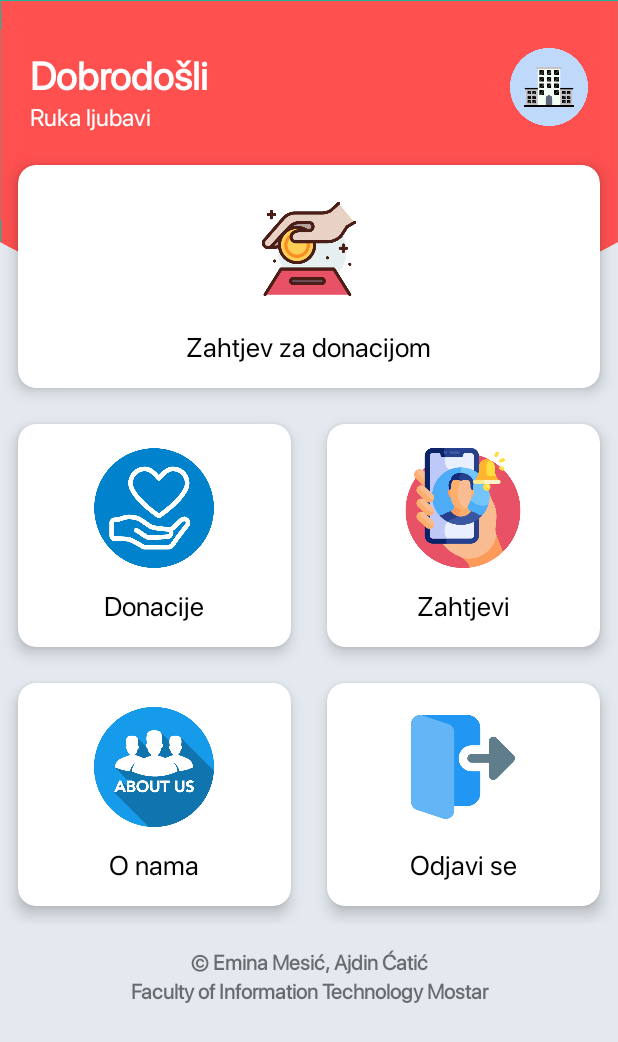
After one commit to Eminaa97/RukaLjubavi, an Android app: the BenefiktorHomePageActivity screen opened directly, with no data from a screen before it, on a phone screen of 412 x 824 dp. The commit adds this screen. Shown: the top 1042 px of the screen. Run offline under Robolectric (Android 15) with nearby library versions, the phone set to English and light mode, and no system bars.

Commit message:
benefiktor home page

```diff
--- a/RukaLjubavi.Android/app/src/main/AndroidManifest.xml
+++ b/RukaLjubavi.Android/app/src/main/AndroidManifest.xml
@@ -11,7 +11,8 @@
         android:roundIcon="@mipmap/ic_launcher_round"
         android:supportsRtl="true"
         android:theme="@style/AppTheme">
-        <activity android:name=".DonatorProfilActivity"></activity>
+        <activity android:name=".BenefiktorHomePageActivity"></activity>
+        <activity android:name=".DonatorProfilActivity" />
         <activity android:name=".AlertDialog" />
         <activity android:name=".Services.AlertDialog" />
         <activity
--- /dev/null
+++ b/RukaLjubavi.Android/app/src/main/java/com/fit/ba/rukaljubavi/BenefiktorHomePageActivity.kt
@@ -0,0 +1,11 @@
+package com.fit.ba.rukaljubavi
+
+import androidx.appcompat.app.AppCompatActivity
+import android.os.Bundle
+
+class BenefiktorHomePageActivity : AppCompatActivity() {
+    override fun onCreate(savedInstanceState: Bundle?) {
+        super.onCreate(savedInstanceState)
+        setContentView(R.layout.activity_benefiktor_home_page)
+    }
+}
--- /dev/null
+++ b/RukaLjubavi.Android/app/src/main/java/com/fit/ba/rukaljubavi/Models/LogiraniUser.kt
@@ -0,0 +1,4 @@
+package com.fit.ba.rukaljubavi.Models
+
+class LogiraniUser(var id: Int, var token: String, var tipKorisnika: Int) {
+}
--- a/RukaLjubavi.Android/app/src/main/java/com/fit/ba/rukaljubavi/PrijavaActivity.kt
+++ b/RukaLjubavi.Android/app/src/main/java/com/fit/ba/rukaljubavi/PrijavaActivity.kt
@@ -4,6 +4,7 @@ import android.content.Intent
 import androidx.appcompat.app.AppCompatActivity
 import android.os.Bundle
 import android.widget.Toast
+import com.fit.ba.rukaljubavi.Models.LogiraniUser
 import com.fit.ba.rukaljubavi.Requests.PrijavaRequest
 import com.fit.ba.rukaljubavi.Services.APIService
 import com.fit.ba.rukaljubavi.Services.PrijavaService
@@ -56,18 +57,26 @@ class PrijavaActivity : AppCompatActivity() {
             loading.startLoadingDialog()
 
             val requestCall = service.login(login)
-            requestCall.enqueue(object : Callback<Unit> {
-                override fun onFailure(call: Call<Unit>, t: Throwable) {
+            requestCall.enqueue(object : Callback<LogiraniUser> {
+                override fun onFailure(call: Call<LogiraniUser>, t: Throwable) {
                     loading.stopDialog()
                     Toast.makeText(this@PrijavaActivity, "Server error", Toast.LENGTH_SHORT).show()
                 }
 
-                override fun onResponse(call: Call<Unit>, response: Response<Unit>) {
-                    loading.stopDialog()
+                override fun onResponse(call: Call<LogiraniUser>, response: Response<LogiraniUser>) {
                     if (response.isSuccessful) {
-                        val intent = Intent(this@PrijavaActivity, DonatorHomePageActivity::class.java)
-                        startActivity(intent)
-                        finish()
+                        val item = response.body()
+                        if(item!!.tipKorisnika == 1){
+                            val intent = Intent(this@PrijavaActivity, DonatorHomePageActivity::class.java)
+                            startActivity(intent)
+                            finish()
+                        }
+                        if(item!!.tipKorisnika == 2){
+                            val intent = Intent(this@PrijavaActivity, BenefiktorHomePageActivity::class.java)
+                            startActivity(intent)
+                            finish()
+                        }
+                        loading.stopDialog()
                     } else {
                         Toast.makeText(
                             this@PrijavaActivity,
--- a/RukaLjubavi.Android/app/src/main/java/com/fit/ba/rukaljubavi/Services/PrijavaService.kt
+++ b/RukaLjubavi.Android/app/src/main/java/com/fit/ba/rukaljubavi/Services/PrijavaService.kt
@@ -1,5 +1,6 @@
 package com.fit.ba.rukaljubavi.Services
 
+import com.fit.ba.rukaljubavi.Models.LogiraniUser
 import com.fit.ba.rukaljubavi.Requests.BenefiktorInsertRequest
 import com.fit.ba.rukaljubavi.Requests.PrijavaRequest
 import retrofit2.Call
@@ -8,5 +9,5 @@ import retrofit2.http.POST
 
 interface PrijavaService {
     @POST("korisnici/login")
-    fun login(@Body login: PrijavaRequest): Call<Unit>
+    fun login(@Body login: PrijavaRequest): Call<LogiraniUser>
 }
--- /dev/null
+++ b/RukaLjubavi.Android/app/src/main/res/layout/activity_benefiktor_home_page.xml
@@ -0,0 +1,302 @@
+<?xml version="1.0" encoding="utf-8"?>
+<ScrollView xmlns:android="http://schemas.android.com/apk/res/android"
+    xmlns:app="http://schemas.android.com/apk/res-auto"
+    xmlns:tools="http://schemas.android.com/tools"
+    android:layout_width="match_parent"
+    android:layout_height="match_parent"
+    android:background="@drawable/background_red"
+    tools:context=".DonatorHomePageActivity">
+
+    <LinearLayout
+        android:layout_width="match_parent"
+        android:layout_height="match_parent"
+        android:orientation="vertical">
+
+        <RelativeLayout
+            android:layout_marginTop="32dp"
+            android:layout_marginRight="20dp"
+            android:layout_marginLeft="20dp"
+            android:layout_width="match_parent"
+            android:layout_height="wrap_content">
+
+            <TextView
+                android:id="@+id/txtDashboard"
+                android:layout_width="match_parent"
+                android:layout_height="wrap_content"
+                android:fontFamily="@font/regular"
+                android:gravity="left"
+                android:text="Dobrodošli"
+                android:textColor="#ffffff"
+                android:textSize="26sp"
+                android:textStyle="bold" />
+
+            <TextView
+                android:layout_below="@+id/txtDashboard"
+                android:layout_width="match_parent"
+                android:layout_height="wrap_content"
+                android:textSize="16sp"
+                android:gravity="left"
+                android:textColor="#ffffff"
+                android:fontFamily="@font/regular"
+                android:text="Ruka ljubavi"
+                />
+
+            <ImageView
+                android:id="@+id/btnMainProfile"
+                android:layout_height="52dp"
+                android:layout_width="52dp"
+                android:layout_alignParentRight="true"
+                android:src="@drawable/benefiktor_profile"
+                android:foreground="?android:attr/selectableItemBackground"
+                android:focusable="true"
+                android:clickable="true"
+                />
+
+        </RelativeLayout>
+
+        <GridLayout
+            android:layout_marginTop="10dp"
+            android:layout_width="match_parent"
+            android:layout_height="wrap_content"
+            android:alignmentMode="alignMargins"
+            android:columnOrderPreserved="false"
+            android:columnCount="2"
+            android:rowCount="3">
+
+            <androidx.cardview.widget.CardView
+                android:id="@+id/btnNovaDonacija"
+                android:layout_width="wrap_content"
+                android:layout_height="wrap_content"
+                android:layout_columnWeight="1"
+                android:layout_rowWeight="1"
+                android:layout_columnSpan="2"
+                app:cardElevation="6dp"
+                app:cardCornerRadius="12dp"
+                android:layout_margin="12dp"
+                android:foreground="?android:attr/selectableItemBackground"
+                android:focusable="true"
+                android:clickable="true"
+                >
+
+                <LinearLayout
+                    android:orientation="vertical"
+                    android:layout_width="match_parent"
+                    android:layout_height="match_parent"
+                    android:gravity="center"
+                    android:padding="16dp"
+                    >
+
+                    <ImageView
+                        android:layout_width="140dp"
+                        android:layout_height="80dp"
+                        android:src="@drawable/donation"></ImageView>
+
+                    <TextView
+                        android:layout_width="wrap_content"
+                        android:layout_height="match_parent"
+                        android:text="Zahtjev za donacijom"
+                        android:fontFamily="@font/regular"
+                        android:textSize="18sp"
+                        android:textColor="@android:color/black"
+                        android:layout_marginTop="12dp">
+                    </TextView>
+
+                </LinearLayout>
+
+            </androidx.cardview.widget.CardView>
+
+            <androidx.cardview.widget.CardView
+                android:id="@+id/btnDonacije"
+                android:layout_width="wrap_content"
+                android:layout_height="wrap_content"
+                android:layout_columnWeight="1"
+                android:layout_rowWeight="1"
+                app:cardElevation="6dp"
+                app:cardCornerRadius="12dp"
+                android:layout_margin="12dp"
+                android:foreground="?android:attr/selectableItemBackground"
+                android:focusable="true"
+                android:clickable="true"
+                >
+
+                <LinearLayout
+                    android:orientation="vertical"
+                    android:layout_width="match_parent"
+                    android:layout_height="match_parent"
+                    android:gravity="center"
+                    android:padding="16dp"
+                    >
+
+                    <ImageView
+                        android:layout_width="80dp"
+                        android:layout_height="80dp"
+                        android:src="@drawable/acdonacija">
+                    </ImageView>
+
+                    <TextView
+                        android:layout_width="wrap_content"
+                        android:layout_height="match_parent"
+                        android:layout_marginTop="12dp"
+                        android:text="Donacije"
+                        android:fontFamily="@font/regular"
+                        android:textColor="@android:color/black"
+                        android:textSize="18sp"></TextView>
+
+                </LinearLayout>
+
+            </androidx.cardview.widget.CardView>
+
+            <androidx.cardview.widget.CardView
+                android:layout_width="wrap_content"
+                android:layout_height="wrap_content"
+                android:layout_columnWeight="1"
+                android:layout_rowWeight="1"
+                app:cardElevation="6dp"
+                android:id="@+id/btnBenefiktori"
+                app:cardCornerRadius="12dp"
+                android:layout_margin="12dp"
+                android:foreground="?android:attr/selectableItemBackground"
+                android:focusable="true"
+                android:clickable="true"
+                >
+
+                <LinearLayout
+                    android:orientation="vertical"
+                    android:layout_width="match_parent"
+                    android:layout_height="match_parent"
+                    android:gravity="center"
+                    android:padding="16dp"
+                    >
+
+                    <ImageView
+                        android:layout_width="80dp"
+                        android:layout_height="80dp"
+                        android:src="@drawable/zahtjevi">
+                    </ImageView>
+
+                    <TextView
+                        android:layout_width="wrap_content"
+                        android:layout_height="match_parent"
+                        android:text="Zahtjevi"
+                        android:textSize="18sp"
+                        android:fontFamily="@font/regular"
+                        android:textColor="@android:color/black"
+                        android:layout_marginTop="12dp">
+                    </TextView>
+
+                </LinearLayout>
+
+            </androidx.cardview.widget.CardView>
+
+            <androidx.cardview.widget.CardView
+                android:id="@+id/btnAbout"
+                android:layout_width="wrap_content"
+                android:layout_height="wrap_content"
+                android:layout_columnWeight="1"
+                android:layout_rowWeight="1"
+                app:cardElevation="6dp"
+                app:cardCornerRadius="12dp"
+                android:layout_margin="12dp"
+                android:foreground="?android:attr/selectableItemBackground"
+                android:focusable="true"
+                android:clickable="true"
+                >
+
+                <LinearLayout
+                    android:orientation="vertical"
+                    android:layout_width="match_parent"
+                    android:layout_height="match_parent"
+                    android:gravity="center"
+                    android:padding="16dp"
+                    >
+
+                    <ImageView
+                        android:layout_width="80dp"
+                        android:layout_height="80dp"
+                        android:src="@drawable/about">
+                    </ImageView>
+
+                    <TextView
+                        android:layout_width="wrap_content"
+                        android:layout_height="match_parent"
+                        android:text="O nama"
+                        android:fontFamily="@font/regular"
+                        android:textSize="18sp"
+                        android:textColor="@android:color/black"
+                        android:layout_marginTop="12dp">
+                    </TextView>
+
+                </LinearLayout>
+
+            </androidx.cardview.widget.CardView>
+
+            <androidx.cardview.widget.CardView
+                android:layout_width="wrap_content"
+                android:layout_height="wrap_content"
+                android:layout_columnWeight="1"
+                android:layout_rowWeight="1"
+                app:cardElevation="6dp"
+                app:cardCornerRadius="12dp"
+                android:layout_margin="12dp"
+                android:id="@+id/btnLogout"
+                android:foreground="?android:attr/selectableItemBackground"
+                android:focusable="true"
+                android:clickable="true"
+                >
+
+                <LinearLayout
+                    android:orientation="vertical"
+                    android:layout_width="match_parent"
+                    android:layout_height="match_parent"
+                    android:gravity="center"
+                    android:padding="16dp"
+                    >
+
+                    <ImageView
+                        android:layout_width="80dp"
+                        android:layout_height="80dp"
+                        android:padding="5dp"
+                        android:src="@drawable/logout">
+                    </ImageView>
+
+                    <TextView
+                        android:layout_width="wrap_content"
+                        android:layout_height="match_parent"
+                        android:text="Odjavi se"
+                        android:fontFamily="@font/regular"
+                        android:textSize="18sp"
+                        android:textColor="@android:color/black"
+                        android:layout_marginTop="12dp">
+                    </TextView>
+
+                </LinearLayout>
+
+            </androidx.cardview.widget.CardView>
+
+        </GridLayout>
+
+        <TextView
+            android:layout_marginTop="15dp"
+            android:layout_width="match_parent"
+            android:layout_height="wrap_content"
+            android:textStyle="bold"
+            android:fontFamily="@font/regular"
+            android:text="© Emina Mesić, Ajdin Ćatić"
+            android:gravity="center_horizontal"
+            >
+        </TextView>
+
+        <TextView
+            android:layout_width="match_parent"
+            android:layout_height="wrap_content"
+            android:textStyle="bold"
+            android:fontFamily="@font/regular"
+            android:text="Faculty of Information Technology Mostar"
+            android:gravity="center_horizontal"
+            android:layout_marginBottom="13dp"
+            >
+        </TextView>
+
+    </LinearLayout>
+
+</ScrollView>
```
Also changed, not shown: RukaLjubavi.Android/app/src/main/res/drawable/benefiktor_profile.png (added), RukaLjubavi.Android/app/src/main/res/drawable/donation.png (added), RukaLjubavi.Android/app/src/main/res/drawable/zahtjevi.png (added), 1 other file.
